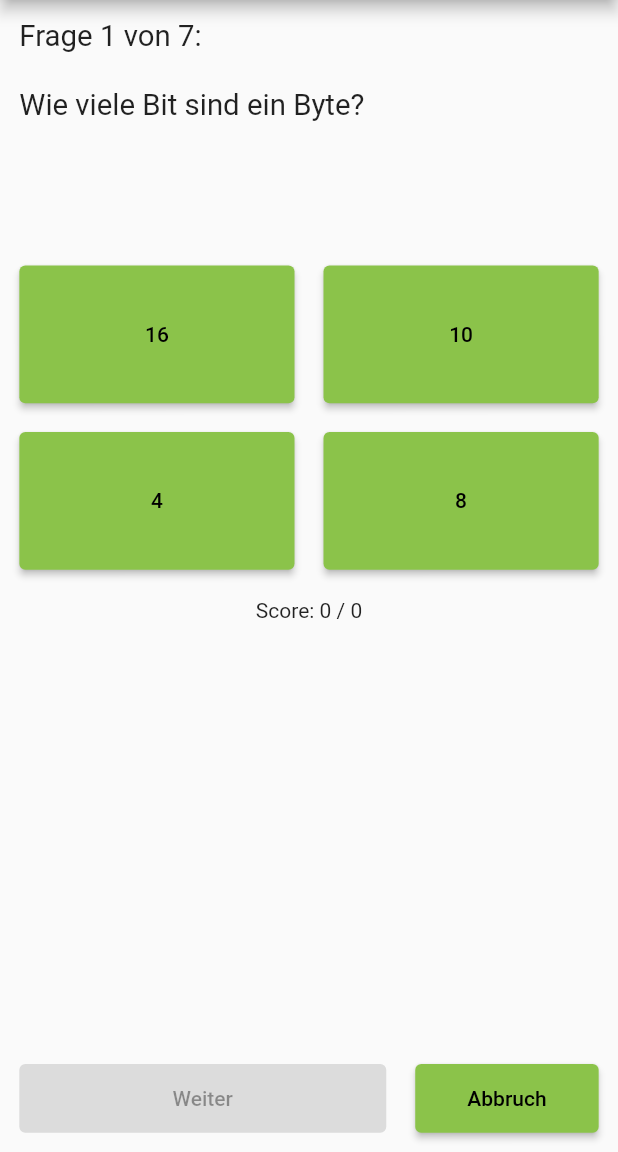
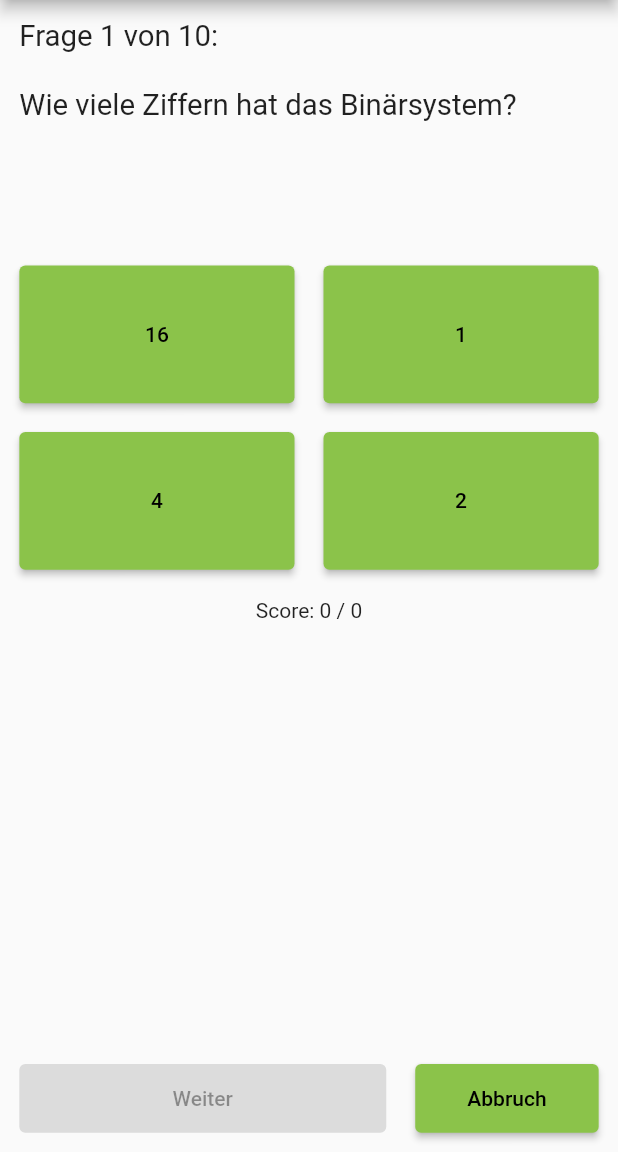
Before and after one commit to Davomat/Qwiz, a Flutter app: the CategoryPage screen opened by its route, after a tap on "Informatik / Programmierung", on a phone screen of 412 x 824 dp, the part 84-1236 px from its top. Run offline on Flutter 3.47's test engine with Material 2 defaults, Android fonts, the phone set to English and light mode, and no system bars.

Commit message:
added questions

```diff
--- a/lib/question_catcher.dart
+++ b/lib/question_catcher.dart
@@ -455,6 +455,33 @@ class QuestionCatcher {
     final questions = new List<Question>.empty(growable: true);
 
     questions.add(Question(
+      questionText: 'Wie viele Ziffern hat das Binärsystem?',
+      rightAnswer:  '2',
+      wrongAnswer1: '1',
+      wrongAnswer2: '4',
+      wrongAnswer3: '16',
+      additionalInformation: 'In der Digitaltechnik gibt es nur die zwei Zustände an/aus bzw. 1/0, high/low, true/false. Dementsprechend wird auch nur mit zwei Ziffern gerechnet.',
+    ));
+
+    questions.add(Question(
+      questionText: 'Wie sieht die Zahl 1000 im Binärsystem aus?',
+      rightAnswer:  '1111101000',
+      wrongAnswer1: '100100100100',
+      wrongAnswer2: '11110000',
+      wrongAnswer3: '11000000011',
+      additionalInformation: '1000 = 512 + 256 + 128 + 64 + 32 + 8 = 1*2^9 + 1*2^8 + 1*2^7 + 1*2^6 + 1*2^5 + 0*2^4 + 1*2^3 + 0*2^2 + 0*2^1 + 0*2^0',
+    ));
+
+    questions.add(Question(
+      questionText: 'Wie sieht die Zahl 1000 im Hexadezimalsystem aus?',
+      rightAnswer:  '3E8',
+      wrongAnswer1: '1750',
+      wrongAnswer2: 'F324A',
+      wrongAnswer3: 'CA',
+      additionalInformation: 'Es gibt die Ziffern 0 bis 9, sowie A [10], B [11], C [12], D [13], E [14] und F [15]. 1000 = 3*16^2 + E*16^1 + 8*16^0',
+    ));
+
+    questions.add(Question(
       questionText: 'Wie viele Bit sind ein Byte?',
       rightAnswer:  '8',
       wrongAnswer1: '10',
@@ -530,6 +557,15 @@ class QuestionCatcher {
     ));
 
     questions.add(Question(
+      questionText: 'Wie viele Wägungen sind mit einer Goldwaage nötig, um 1 schwerere von sonst 7 gleich-schweren Kugeln zu identifizieren?',
+      rightAnswer:  '2',
+      wrongAnswer1: '3',
+      wrongAnswer2: '4',
+      wrongAnswer3: '5',
+      additionalInformation: 'Man wägt erst 3 gegen 3 ab und behält die schwereren bzw. die 2 übrigen, wenn sie gleich schwer sind. Von den übrigen wägt man 1 gegen 1 ab. Die schwerere oder übrige Kugel ist die gesuchte.',
+    ));
+
+    questions.add(Question(
       questionText: 'Herr Müller hat 2 Kinder. Eins davon ist ein Mädchen. Mit welcher Wahrscheinlichkeit ist das andere ein Junge?',
       rightAnswer:  '2/3',
       wrongAnswer1: '1/4',
@@ -546,11 +582,45 @@ class QuestionCatcher {
     final questions = new List<Question>.empty(growable: true);
 
     questions.add(Question(
+      questionText: 'Wodurch entstehen die Luftblasen im Brot?',
+      rightAnswer:  'Hefe- und Milchsäure-Bakterien',
+      wrongAnswer1: 'gezielte Knetverfahren',
+      wrongAnswer2: 'Kohlensäure im Wasser des Teigs',
+      wrongAnswer3: 'Aufplatzen von Körnern bei Hitze',
+    ));
+
+    questions.add(Question(
       questionText: 'Welches Vitamin wird durch Sonneneinstrahlung in der Haut produziert?',
       rightAnswer:  'D',
       wrongAnswer1: 'A',
       wrongAnswer2: 'B',
       wrongAnswer3: 'E',
+    ));
+
+    questions.add(Question(
+      questionText: 'Was ist kein Bestandteil des menschlichen Auges?',
+      rightAnswer:  'Nagel',
+      wrongAnswer1: 'Hornhaut',
+      wrongAnswer2: 'Iris',
+      wrongAnswer3: 'Linse',
+    ));
+
+    questions.add(Question(
+      questionText: 'Wie viele Knochen hat ein erwachsener Mensch?',
+      rightAnswer:  '206 - 212',
+      wrongAnswer1: '104 - 106',
+      wrongAnswer2: '312 - 342',
+      wrongAnswer3: '442 - 504',
+      additionalInformation: 'Säuglinge haben über 300 Knochen, von denen einige im Laufe der Zeit zusammenwachsen. Auch Knorpelstrukturen verknöchern über die Zeit, weshalb keine eindeutige Anzahl genannt werden kann.',
+    ));
+
+    questions.add(Question(
+      questionText: 'Welches menschliche Organ hat die größte innere Oberfläche?',
+      rightAnswer:  'Lunge',
+      wrongAnswer1: 'Haut',
+      wrongAnswer2: 'Darm',
+      wrongAnswer3: 'Gehirn',
+      additionalInformation: 'Die Haut hat zwar das größte Volumen, ist aber nur bis 2 m² groß. Die LUnge kommt auf gut 100 m². Der Darm hat entgegen früheren Schätzungen von 300 m² nur gut 30 m².',
     ));
 
     questions.add(Question(
@@ -562,12 +632,38 @@ class QuestionCatcher {
     ));
 
     questions.add(Question(
+      questionText: 'Wie viele Chromosomen hat die menschliche DNA?',
+      rightAnswer:  '23',
+      wrongAnswer1: '21',
+      wrongAnswer2: '13',
+      wrongAnswer3: '11',
+    ));
+
+    questions.add(Question(
       questionText: 'Welche Milch-Alternative verbraucht am wenigsten Ressourcen?',
       rightAnswer:  'Hafer',
       wrongAnswer1: 'Soja',
       wrongAnswer2: 'Mandel',
       wrongAnswer3: 'Reis',
       additionalInformation: 'Alle verbauchen deutlich weniger Wasser und Platz als Kuhmilch und erzeugen viel weniger Emissionen. Mandel- und Reis-Anbau sind sehr wasserintensiv, die Sojaproduktion benötigt mehr Fläche und Energie als die von Hafer.',
+    ));
+
+    questions.add(Question(
+      questionText: 'Welche ist die weltweit häufigste Todesursache?',
+      rightAnswer:  'Verstopfung der Herzkranzgefäße',
+      wrongAnswer1: 'Unfälle im Verkehr und zuhause',
+      wrongAnswer2: 'Lungen-, Darm-, Blut- und Brustkrebs',
+      wrongAnswer3: 'Krankheiten wie HIV, Malaria und Tuberkulose',
+      additionalInformation: 'Die koronare Herzkrankheit wird in den meisten Fällen durch Arteriosklerose (ugs. „Arterienverkalkung“) verursacht, welche von hohem Alter oder einem ungesunden Lebesstil herrührt.',
+    ));
+
+    questions.add(Question(
+      questionText: 'Welches Hormon reguliert den Stoffwechsel bzgl. Kohlenhydrate?',
+      rightAnswer:  'Insulin',
+      wrongAnswer1: 'Adrenalin',
+      wrongAnswer2: 'Oxytocin',
+      wrongAnswer3: 'Serotonin',
+      additionalInformation: 'Serotonin und Adrenalin sind Neurotransmitter (Botenstoffe für Synapsen) mit verschiedenen \"psychischen\" Auswirkungen. Oxytocin löst Wehen aus und stimuliert Brustdrüsen zur Milchabgabe.'
     ));
 
     questions.add(Question(
```
